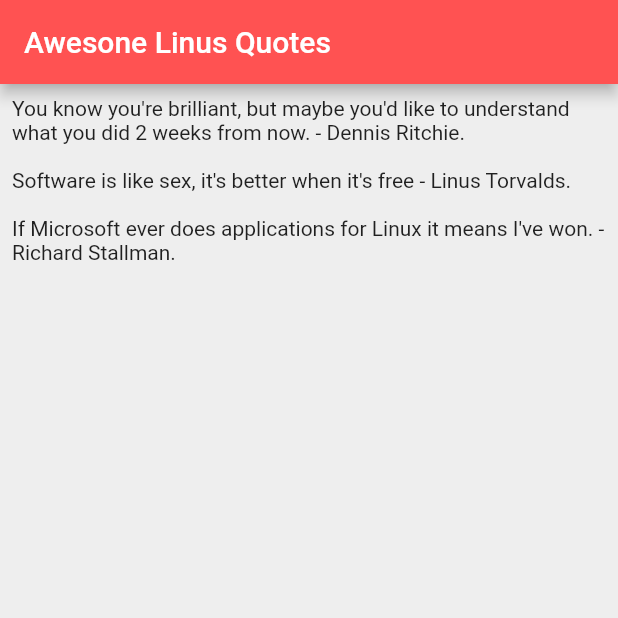
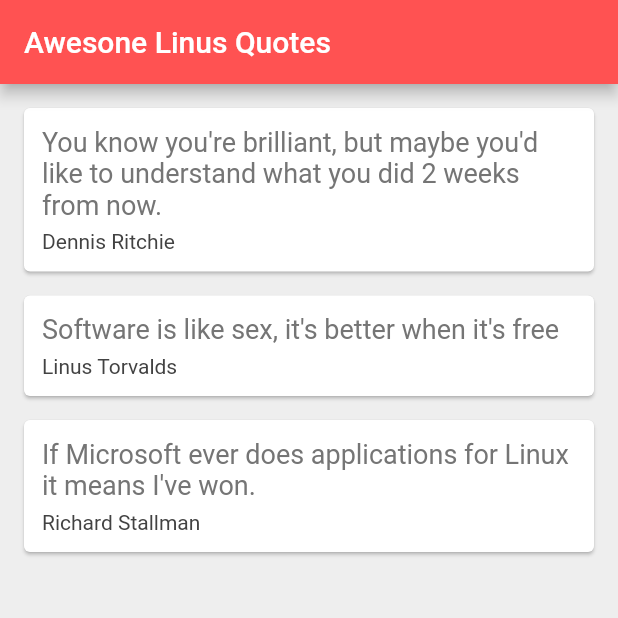
Before and after one commit to casa98/Flutter-Intro, a Flutter app: the screen it shows after launch, on a phone screen of 412 x 824 dp, the top half of it. Run offline on Flutter 3.47's test engine with Material 2 defaults, Android fonts, the phone set to English and light mode, and no system bars.

Commit message:
Extract QuoteCard Widget to another file

```diff
--- a/lib/main.dart
+++ b/lib/main.dart
@@ -1,6 +1,7 @@
 import 'package:flutter/material.dart';
 
 import 'quote.dart';
+import 'quote_card.dart';
 
 void main() {
   runApp(MyApp());
@@ -29,23 +30,22 @@ class _MyAppState extends State<MyApp> {
   @override
   Widget build(BuildContext context) {
     return MaterialApp(
-      debugShowCheckedModeBanner: false,
+      //debugShowCheckedModeBanner: false,
       home: Scaffold(
         backgroundColor: Colors.grey[200],
         appBar: AppBar(
           title: Text('Awesone Linus Quotes'),
           backgroundColor: Colors.redAccent,
         ),
-        body: Padding(
-          padding: const EdgeInsets.all(8.0),
-          child: Column(
-            crossAxisAlignment: CrossAxisAlignment.start,
-            children:
-                // Map() fuction cycles through a list of data
-                quotes
-                    .map((quote) => Text('${quote.text} - ${quote.author}.\n'))
-                    .toList(),
-          ),
+        body: Column(
+          crossAxisAlignment: CrossAxisAlignment.start,
+          children:
+              // Map() fuction cycles through a list of data
+              quotes
+                  .map(
+                    (quote) => QuoteCard(quote: quote),
+                  )
+                  .toList(),
         ),
       ),
     );
--- /dev/null
+++ b/lib/quote_card.dart
@@ -0,0 +1,42 @@
+import 'package:flutter/material.dart';
+
+import 'quote.dart';
+
+class QuoteCard extends StatelessWidget {
+  // Local var to store here the current quote to display its data
+  final Quote quote;
+  // Receive in the constructor and add it to local var
+  QuoteCard({this.quote});
+
+  @override
+  Widget build(BuildContext context) {
+    return Card(
+      margin: EdgeInsets.fromLTRB(16.0, 16.0, 16.0, 0.0),
+      child: Padding(
+        padding: const EdgeInsets.all(12.0),
+        child: Column(
+          crossAxisAlignment: CrossAxisAlignment.stretch,
+          children: [
+            Text(
+              quote.text,
+              style: TextStyle(
+                fontSize: 18.0,
+                color: Colors.grey[600],
+              ),
+            ),
+            SizedBox(
+              height: 6.0,
+            ),
+            Text(
+              quote.author,
+              style: TextStyle(
+                fontSize: 14.0,
+                color: Colors.grey[800],
+              ),
+            ),
+          ],
+        ),
+      ),
+    );
+  }
+}
```
